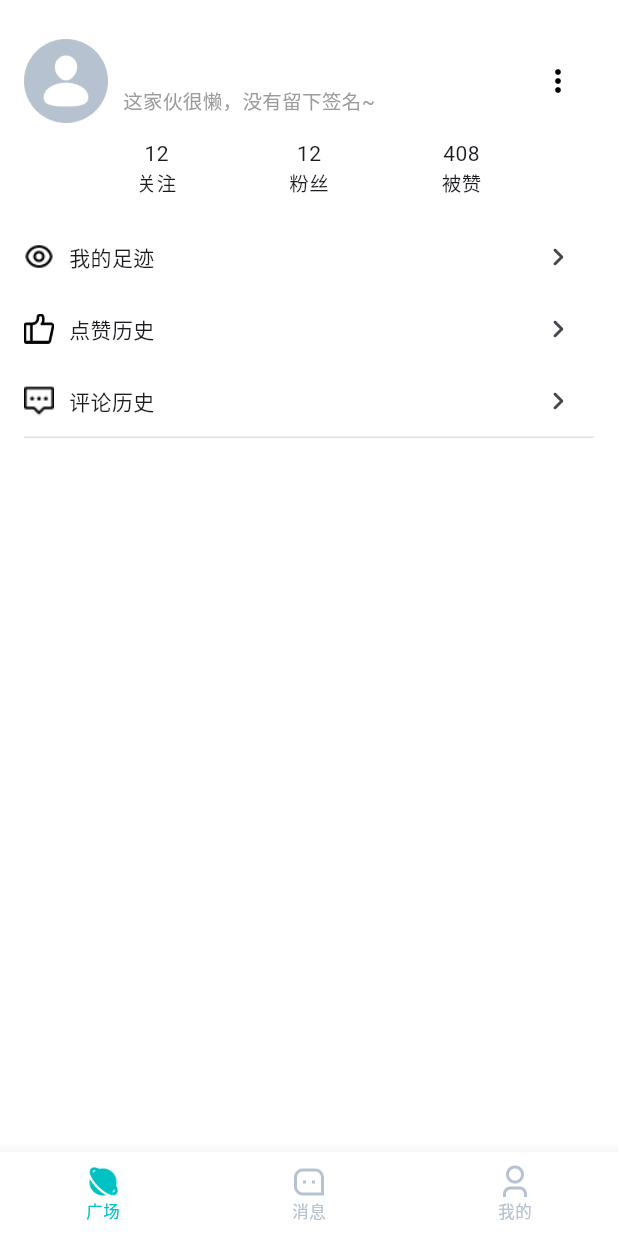
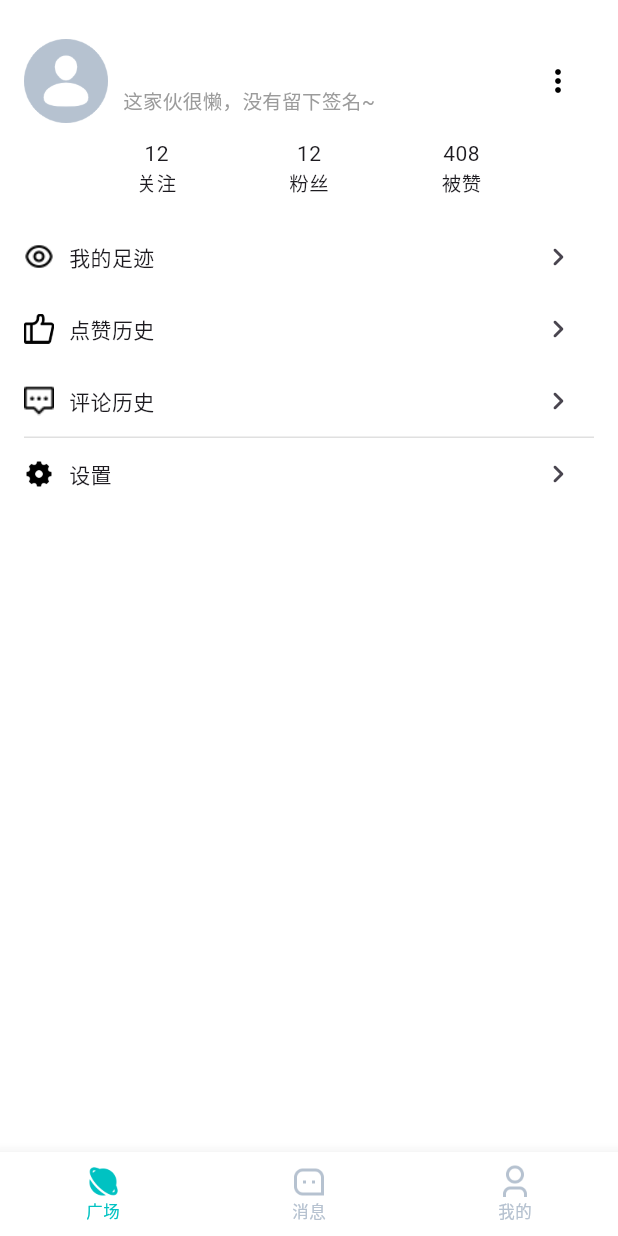
Before and after one commit to ljinf/solitary_meet, a Flutter app: the HomePage screen opened by its route, swiped to page 3, on a phone screen of 412 x 824 dp. Run offline on Flutter 3.47's test engine with Material 3 defaults, Android fonts, the phone set to English and light mode, and no system bars; drawn by our look-alikes of cached_network_image; our stand-ins replace cookie_jar, dio, dio_cookie_manager, flutter_cache_manager, flutter_easyloading, get and 8 more; missing offline and left inert: bruno, dart:ffi, easy_event_bus, wechat_assets_picker; accounts and stored records are empty; network calls fail.

Commit message:
登录注册

```diff
--- a/lib/components/custom_appbar.dart
+++ b/lib/components/custom_appbar.dart
@@ -1,6 +1,7 @@
 import 'package:flutter/material.dart';
 import 'package:flutter/services.dart';
 import 'package:solitary_meet/common/colors/colors.dart';
+import 'package:solitary_meet/common/values/image.dart';
 
 /// appbar 返回按钮类型
 enum AppBarBackType { Back, Close, None }
@@ -62,12 +63,12 @@ class AppBarBack extends StatelessWidget {
       child: _backType == AppBarBackType.Close
           ? Container(
               child: Icon(Icons.close,
-                  color: color ?? const Color(0xFF222222), size: 24.0),
+                  color: color ?? const Color(0xFF222222), size: AppImage.ImageSize20),
             )
           : Container(
               padding: const EdgeInsets.only(right: 15),
               child: const Icon(Icons.arrow_back_ios_new_rounded,
-                  size: 24.0, color: Color(0xFF222222)),
+                  size: AppImage.ImageSize20, color: Color(0xFF222222)),
             ),
     );
   }
--- a/lib/global.dart
+++ b/lib/global.dart
@@ -87,4 +87,10 @@ class Global {
     return LocalStorage()
         .setJSON(STORAGE_USER_PROFILE_KEY, userResponse.toJson());
   }
+
+  // 删除用户信息
+  static Future<bool> removeProfile() {
+    return LocalStorage()
+        .remove(STORAGE_USER_PROFILE_KEY);
+  }
 }
--- a/lib/model/community.dart
+++ b/lib/model/community.dart
@@ -1,5 +1,3 @@
-import 'package:get/get_common/get_reset.dart';
-
 import 'login_model.dart';
 
 class MomentModel {
--- a/lib/pages/login/init_info/init_info_controller.dart
+++ b/lib/pages/login/init_info/init_info_controller.dart
@@ -70,6 +70,8 @@ class InitInfoController extends GetxController {
 
   Future<void> submitInfo() async {
     String avatar = await uploadAvatar();
+    nickName = nickNameController.text;
+    selfSignature = selfSignatureController.text;
     var resp = await UserAPI.updateProfile(params: {
       "avatar": avatar,
       "nick_name": nickName,
--- a/lib/pages/mine/mine_view.dart
+++ b/lib/pages/mine/mine_view.dart
@@ -67,7 +67,8 @@ class _MinePageState extends State<MinePage> {
                           Global.userProfile!.nickName ?? '',
                           overflow: TextOverflow.ellipsis,
                           maxLines: 1, // 必需设置为1来使用ellipsis
-                          style: const TextStyle(fontSize: AppFont.defaultFontSize),
+                          style: const TextStyle(
+                              fontSize: AppFont.defaultFontSize),
                         ),
                         const SizedBox(
                           height: 2,
@@ -218,6 +219,33 @@ class _MinePageState extends State<MinePage> {
               // indent: 16,         // 左边距
               // endIndent: 16,      // 右边距
             ),
+            GestureDetector(
+              onTap: () {},
+              child: Row(
+                mainAxisSize: MainAxisSize.min,
+                children: [
+                  Image.asset(
+                    "assets/icons/icon_setting.webp",
+                    width: AppImage.ImageSize20,
+                    height: AppImage.ImageSize20,
+                    color: Colors.black,
+                  ),
+                  const SizedBox(
+                    width: 10,
+                  ),
+                  Text('设置'),
+                  Expanded(child: Container()),
+                  IconButton(
+                      onPressed: () {
+                        Get.toNamed(AppRoutes.Setting);
+                      },
+                      icon: const Icon(
+                        Icons.chevron_right_rounded,
+                        size: AppImage.ImageSize24,
+                      ))
+                ],
+              ),
+            ),
           ],
         ),
       ),
--- /dev/null
+++ b/lib/pages/setting/setting_binding.dart
@@ -0,0 +1,9 @@
+import 'package:get/get.dart';
+import 'package:solitary_meet/pages/setting/setting_controller.dart';
+
+class SettingBinding extends Bindings {
+  @override
+  void dependencies() {
+    Get.lazyPut(() => SettingController());
+  }
+}
--- a/lib/router/app_pages.dart
+++ b/lib/router/app_pages.dart
@@ -22,6 +22,8 @@ import 'package:solitary_meet/pages/proxy/proxy_view.dart';
 import 'package:get/get.dart';
 import 'package:solitary_meet/pages/search/search_binding.dart';
 import 'package:solitary_meet/pages/search/search_view.dart';
+import 'package:solitary_meet/pages/setting/setting_binding.dart';
+import 'package:solitary_meet/pages/setting/setting_view.dart';
 
 import '../pages/profile/profile_binding.dart';
 import '../pages/profile/profile_view.dart';
@@ -91,6 +93,11 @@ class AppPages {
       page: () => PhonePage(),
       binding: PhoneBinding(),
     ),
+    GetPage(
+      name: AppRoutes.Setting,
+      page: () => SettingPage(),
+      binding: SettingBinding(),
+    ),
   ];
 
   static final unknownRoute = GetPage(
--- a/lib/router/app_routes.dart
+++ b/lib/router/app_routes.dart
@@ -16,6 +16,8 @@ abstract class AppRoutes {
   static const InitInfo = '/initInfo';
   static const PhoneLogin = '/phoneLogin';
 
+  static const Setting = '/setting';
+
   // notfound
   static const NotFound = '/notfound';
 
--- a/lib/utils/authentication.dart
+++ b/lib/utils/authentication.dart
@@ -1,6 +1,7 @@
 import 'dart:async';
 import 'package:solitary_meet/common/values/values.dart';
 import 'package:solitary_meet/global.dart';
+import 'package:solitary_meet/router/app_pages.dart';
 import 'package:solitary_meet/utils/utils.dart';
 import 'package:get/get.dart';
 
@@ -21,5 +22,5 @@ Future deleteAuthentication() async {
 /// 重新登录
 void deleteTokenAndReLogin() async {
   await deleteAuthentication();
-  Get.offAndToNamed('/login');
+  Get.offAllNamed(AppRoutes.Index);
 }
```
Also changed, not shown: lib/pages/Index/Index_controller.dart (+12 -8 lines), lib/pages/Index/Index_view.dart (+15 -10 lines), lib/pages/login/init_info/init_info_view.dart (+9 -0 lines), lib/pages/setting/setting_controller.dart (added, +8 -0 lines), lib/pages/setting/setting_view.dart (added, +119 -0 lines), assets/icons/icon_setting.webp (added).
